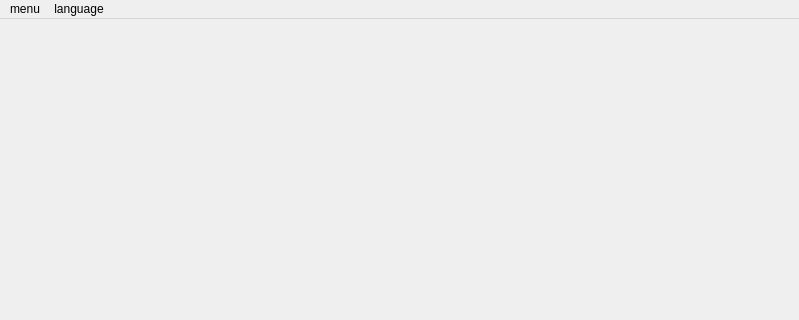
Above: PurchaseManager.ui from DanielReker/PurchaseManager before the change; both pictures show x 0 to 799 and y 0 to 320 of the 799 by 600 pixel window. Below: the same form after it.
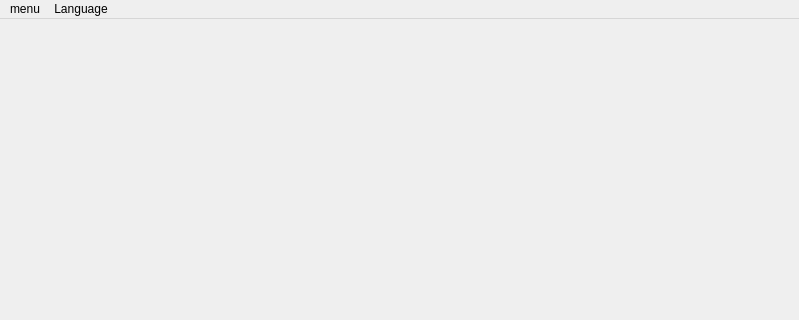
That is the form after the change.

The edit to the form file:
```diff
--- a/PurchaseManager.ui
+++ b/PurchaseManager.ui
@@ -203,7 +203,7 @@
    </widget>
    <widget class="QMenu" name="menuLanguage">
     <property name="title">
-     <string>language</string>
+     <string notr="true">Language</string>
     </property>
    </widget>
    <addaction name="menuMenu"/>
```
